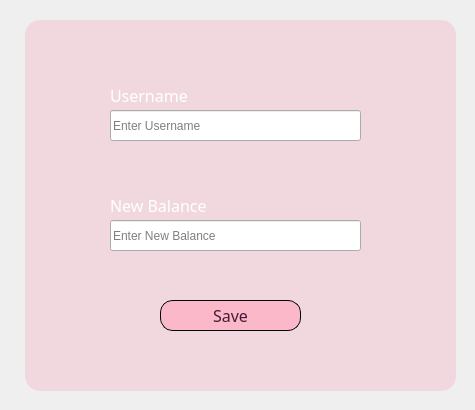
The window that m7fazty/adjust_balance_dialog.ui (Roro-2004/m7fazty) describes before a commit, drawn with Qt 5.
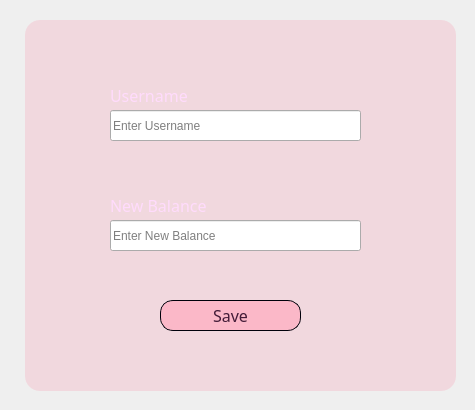
The same window after the commit. Icons and pictures are not drawn.

Patch:
```diff
--- a/m7fazty/adjust_balance_dialog.ui
+++ b/m7fazty/adjust_balance_dialog.ui
@@ -91,8 +91,8 @@
        <brush brushstyle="SolidPattern">
         <color alpha="255">
          <red>255</red>
-         <green>255</green>
-         <blue>255</blue>
+         <green>219</green>
+         <blue>252</blue>
         </color>
        </brush>
       </colorrole>
@@ -111,8 +111,8 @@
        <brush brushstyle="SolidPattern">
         <color alpha="255">
          <red>255</red>
-         <green>255</green>
-         <blue>255</blue>
+         <green>219</green>
+         <blue>252</blue>
         </color>
        </brush>
       </colorrole>
@@ -155,8 +155,8 @@
        <brush brushstyle="SolidPattern">
         <color alpha="255">
          <red>255</red>
-         <green>255</green>
-         <blue>255</blue>
+         <green>219</green>
+         <blue>252</blue>
         </color>
        </brush>
       </colorrole>
@@ -175,8 +175,8 @@
        <brush brushstyle="SolidPattern">
         <color alpha="255">
          <red>255</red>
-         <green>255</green>
-         <blue>255</blue>
+         <green>219</green>
+         <blue>252</blue>
         </color>
        </brush>
       </colorrole>
```
